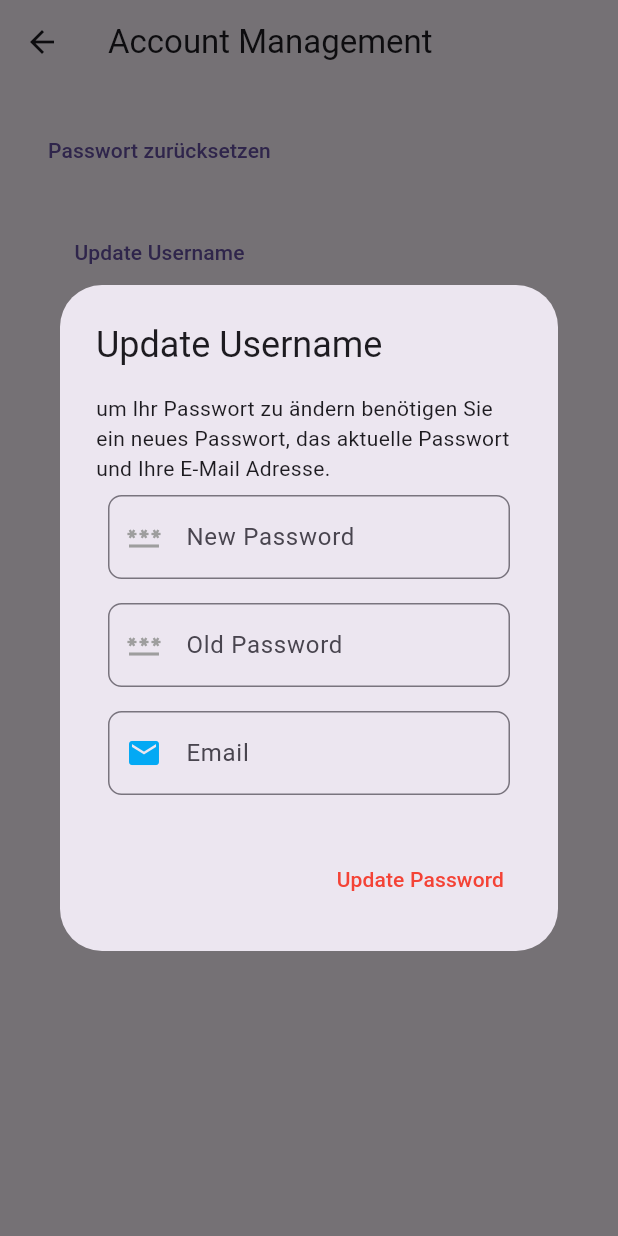
After one commit to erikherrmann1807/fuzzy-guacamole, a Flutter app: the AccountManagementScreen screen opened by its route, after a tap on "Passwort ändern", on a phone screen of 412 x 824 dp. The commit adds this screen. Run offline on Flutter 3.47's test engine with Material 3 defaults, Android fonts, the phone set to English and light mode, and no system bars; our stand-ins replace cloud_firestore, firebase_auth, firebase_core, form_field_validator, syncfusion_flutter_calendar; accounts and stored records are empty.

Commit message:
Adds account management screen
Implements account management screen with options to reset password, update username, delete account and update password.

This provides users with more control over their account and enhances security.

```diff
--- /dev/null
+++ b/lib/accountmanagement/account_management_screen.dart
@@ -0,0 +1,49 @@
+library;
+
+import 'package:flutter/material.dart';
+import 'package:form_field_validator/form_field_validator.dart';
+import 'package:fuzzy_guacamole/services/auth_service.dart';
+
+import '../services/database_service.dart';
+
+part 'reset_password.dart';
+part 'update_username.dart';
+part 'delete_account.dart';
+part 'update_password.dart';
+
+class AccountManagementScreen extends StatelessWidget {
+  AccountManagementScreen({super.key});
+  final ScrollController scrollController = ScrollController();
+
+  @override
+  Widget build(BuildContext context) {
+    return Scaffold(
+      appBar: AppBar(title: const Text('Account Management')),
+      body: SingleChildScrollView(
+        controller: scrollController,
+        child: Padding(
+          padding: const EdgeInsets.all(20.0),
+          child: Column(
+            children: [
+              TextButton(
+                  child: Text('Passwort zurücksetzen'),
+                  onPressed: () => ResetPassword().resetPasswordDialog(context)),
+              SizedBox(height: 20.0),
+              TextButton(
+                  child: Text('Update Username'),
+                  onPressed: () => UpdateUsername().updateUsernameDialog(context)),
+              SizedBox(height: 20.0),
+              TextButton(
+                  child: Text('Delete Account'),
+                  onPressed: () => DeleteAccount().deleteAccountDialog(context)),
+              SizedBox(height: 20.0),
+              TextButton(
+                  child: Text('Passwort ändern'),
+                  onPressed: () => UpdatePassword().updatePasswordDialog(context)),
+            ],
+          ),
+        ),
+      ),
+    );
+  }
+}
--- /dev/null
+++ b/lib/accountmanagement/delete_account.dart
@@ -0,0 +1,82 @@
+part of 'account_management_screen.dart';
+
+class DeleteAccount {
+  final DatabaseService _databaseService = DatabaseService();
+  TextEditingController emailController = TextEditingController();
+  TextEditingController passwordController = TextEditingController();
+
+  Future<void> deleteAccountDialog(BuildContext ctx) async {
+    return showDialog<void>(context: ctx,
+        builder: (BuildContext context) {
+          return AlertDialog(
+            title: const Text('Delete Account'),
+            content: SingleChildScrollView(
+              child: ListBody(
+                children: [
+                  Text('Um Ihren Account zu löschen müssen Sie '
+                      'Ihre E-Mail und Ihr Passwort angeben.'),
+                  Padding(
+                    padding: const EdgeInsets.all(8.0),
+                    child: TextFormField(
+                      controller: emailController,
+                      validator: MultiValidator([
+                        RequiredValidator(errorText: 'Enter email address'),
+                        EmailValidator(errorText: 'Please correct email filled'),
+                      ]).call,
+                      decoration: InputDecoration(
+                        hintText: 'Email',
+                        labelText: 'Email',
+                        prefixIcon: Icon(Icons.email, color: Colors.lightBlue),
+                        errorStyle: TextStyle(fontSize: 18.0),
+                        border: OutlineInputBorder(
+                          borderSide: BorderSide(color: Colors.red),
+                          borderRadius: BorderRadius.all(Radius.circular(9.0)),
+                        ),
+                      ),
+                    ),
+                  ),
+                  Padding(
+                    padding: const EdgeInsets.all(8.0),
+                    child: TextFormField(
+                      controller: passwordController,
+                      validator: MultiValidator([
+                        RequiredValidator(errorText: 'Enter password'),
+                        PatternValidator(
+                          r"^(?=.*[A-Za-z])(?=.*\d)[A-Za-z\d]{8,}$",
+                          errorText:
+                          'Password muss contain minimum eight characters, '
+                              'at least one letter and one number',
+                        ),
+                      ]).call,
+                      decoration: InputDecoration(
+                        hintText: 'Password',
+                        labelText: 'Password',
+                        prefixIcon: Icon(Icons.password, color: Colors.grey),
+                        border: OutlineInputBorder(
+                          borderSide: BorderSide(color: Colors.red),
+                          borderRadius: BorderRadius.all(Radius.circular(9)),
+                        ),
+                      ),
+                    ),
+                  ),
+                ],
+              ),
+            ),
+            actions: [
+              TextButton(
+                child: const Text('Delete Account',
+                  style: TextStyle(
+                      color: Colors.red
+                  ),),
+                onPressed: () {
+                  authService.value.deleteAccount(email: emailController.text, password: passwordController.text);
+                  _databaseService.deleteMember();
+                  Navigator.of(context).pop();
+                },
+              )
+            ],
+          );
+        }
+    );
+  }
+}
--- /dev/null
+++ b/lib/accountmanagement/reset_password.dart
@@ -0,0 +1,34 @@
+part of 'account_management_screen.dart';
+
+class ResetPassword {
+
+Future<void> resetPasswordDialog(BuildContext ctx) async {
+    return showDialog<void>(context: ctx,
+        builder: (BuildContext context) {
+        return AlertDialog(
+          title: const Text('Passwort zurücksetzen'),
+          content: SingleChildScrollView(
+            child: ListBody(
+              children: [
+                Text('Um ihr Passwort zurückzusetzen wird Ihnen eine E-Mail '
+                    'mit einem Link zum Zurücksetzen zugeschickt.'),
+              ],
+            ),
+          ),
+          actions: [
+            TextButton(
+                child: const Text('Passwort zurücksetzen',
+                style: TextStyle(
+                  color: Colors.red
+                ),),
+                onPressed: () {
+                  authService.value.resetPassword(email: authService.value.currentUser!.email!);
+                  Navigator.of(context).pop();
+                },
+            )
+          ],
+        );
+        }
+    );
+  }
+}
--- /dev/null
+++ b/lib/accountmanagement/update_password.dart
@@ -0,0 +1,106 @@
+part of 'account_management_screen.dart';
+
+class UpdatePassword {
+  TextEditingController newPasswordController = TextEditingController();
+  TextEditingController oldPasswordController = TextEditingController();
+  TextEditingController emailController = TextEditingController();
+
+  Future<void> updatePasswordDialog(BuildContext ctx) async {
+    return showDialog<void>(context: ctx,
+        builder: (BuildContext context) {
+          return AlertDialog(
+            title: const Text('Update Username'),
+            content: SingleChildScrollView(
+              child: ListBody(
+                children: [
+                  Text('um Ihr Passwort zu ändern benötigen Sie '
+                      'ein neues Passwort, das aktuelle Passwort '
+                      'und Ihre E-Mail Adresse.'),
+                  Padding(
+                    padding: const EdgeInsets.all(8.0),
+                    child: TextFormField(
+                      controller: newPasswordController,
+                      validator: MultiValidator([
+                        RequiredValidator(errorText: 'Enter password'),
+                        PatternValidator(
+                          r"^(?=.*[A-Za-z])(?=.*\d)[A-Za-z\d]{8,}$",
+                          errorText:
+                          'Password muss contain minimum eight characters, '
+                              'at least one letter and one number',
+                        ),
+                      ]).call,
+                      decoration: InputDecoration(
+                        hintText: 'New Password',
+                        labelText: 'New Password',
+                        prefixIcon: Icon(Icons.password, color: Colors.grey),
+                        border: OutlineInputBorder(
+                          borderSide: BorderSide(color: Colors.red),
+                          borderRadius: BorderRadius.all(Radius.circular(9)),
+                        ),
+                      ),
+                    ),
+                  ),
+                  Padding(
+                    padding: const EdgeInsets.all(8.0),
+                    child: TextFormField(
+                      controller: newPasswordController,
+                      validator: MultiValidator([
+                        RequiredValidator(errorText: 'Enter password'),
+                        PatternValidator(
+                          r"^(?=.*[A-Za-z])(?=.*\d)[A-Za-z\d]{8,}$",
+                          errorText:
+                          'Password muss contain minimum eight characters, '
+                              'at least one letter and one number',
+                        ),
+                      ]).call,
+                      decoration: InputDecoration(
+                        hintText: 'Old Password',
+                        labelText: 'Old Password',
+                        prefixIcon: Icon(Icons.password, color: Colors.grey),
+                        border: OutlineInputBorder(
+                          borderSide: BorderSide(color: Colors.red),
+                          borderRadius: BorderRadius.all(Radius.circular(9)),
+                        ),
+                      ),
+                    ),
+                  ),
+                  Padding(
+                    padding: const EdgeInsets.all(8.0),
+                    child: TextFormField(
+                      controller: emailController,
+                      validator: MultiValidator([
+                        RequiredValidator(errorText: 'Enter email address'),
+                        EmailValidator(errorText: 'Please correct email filled'),
+                      ]).call,
+                      decoration: InputDecoration(
+                        hintText: 'Email',
+                        labelText: 'Email',
+                        prefixIcon: Icon(Icons.email, color: Colors.lightBlue),
+                        errorStyle: TextStyle(fontSize: 18.0),
+                        border: OutlineInputBorder(
+                          borderSide: BorderSide(color: Colors.red),
+                          borderRadius: BorderRadius.all(Radius.circular(9.0)),
+                        ),
+                      ),
+                    ),
+                  ),
+                ],
+              ),
+            ),
+            actions: [
+              TextButton(
+                child: const Text('Update Password',
+                  style: TextStyle(
+                      color: Colors.red
+                  ),),
+                onPressed: () {
+                  authService.value.resetPasswordFromCurrentPassword(currentPassword: oldPasswordController.text, newPassword: newPasswordController.text, email: emailController.text);
+                  Navigator.of(context).pop();
+                },
+              )
+            ],
+          );
+        }
+    );
+  }
+}
--- /dev/null
+++ b/lib/accountmanagement/update_username.dart
@@ -0,0 +1,64 @@
+part of 'account_management_screen.dart';
+
+class UpdateUsername {
+  TextEditingController usernameController = TextEditingController();
+  final DatabaseService _databaseService = DatabaseService();
+
+  Future<void> updateUsernameDialog(BuildContext ctx) async {
+    return showDialog<void>(context: ctx,
+        builder: (BuildContext context) {
+          return AlertDialog(
+            title: const Text('Update Username'),
+            content: SingleChildScrollView(
+              child: ListBody(
+                children: [
+                  Text('Geben Sie in folgendem Feld Ihren neuen Nutzernamen ein '
+                      'und bestätigen Sie die Änderung mit dem Button am Ende'),
+                  Padding(
+                    padding: const EdgeInsets.all(8.0),
+                    child: TextFormField(
+                      controller: usernameController,
+                      validator: MultiValidator([
+                        RequiredValidator(errorText: 'Enter Username'),
+                        PatternValidator(
+                          r"^(?=[a-zA-Z0-9._]{8,20}$)(?!.*[_.]{2})[^_.].*[^_.]$",
+                          errorText:
+                          'The Username needs to be 8-20 Characters long.\n'
+                              'No "_" or "." at the beginning.\n'
+                              'No "__" or "_." or "._" or ".." or " " inside.\n'
+                              'No "_" or "." at the end.',
+                        ),
+                      ]).call,
+                      decoration: InputDecoration(
+                        hintText: 'Username',
+                        labelText: 'Username',
+                        prefixIcon: Icon(Icons.person, color: Colors.lightBlue),
+                        errorStyle: TextStyle(fontSize: 18.0),
+                        border: OutlineInputBorder(
+                          borderSide: BorderSide(color: Colors.red),
+                          borderRadius: BorderRadius.all(Radius.circular(9.0)),
+                        ),
+                      ),
+                    ),
+                  ),
+                ],
+              ),
+            ),
+            actions: [
+              TextButton(
+                child: const Text('Update Username',
+                  style: TextStyle(
+                      color: Colors.red
+                  ),),
+                onPressed: () {
+                  authService.value.updateUsername(username: usernameController.text);
+                  _databaseService.updateMemberName(usernameController.text);
+                  Navigator.of(context).pop();
+                },
+              )
+            ],
+          );
+        }
+    );
+  }
+}
--- a/lib/auth/register_screen.dart
+++ b/lib/auth/register_screen.dart
@@ -58,7 +58,7 @@ class _RegisterScreenState extends State<RegisterScreen> {
                     decoration: InputDecoration(
                       hintText: 'Username',
                       labelText: 'Username',
-                      prefixIcon: Icon(Icons.email, color: Colors.lightBlue),
+                      prefixIcon: Icon(Icons.person, color: Colors.lightBlue),
                       errorStyle: TextStyle(fontSize: 18.0),
                       border: OutlineInputBorder(
                         borderSide: BorderSide(color: Colors.red),
@@ -143,7 +143,7 @@ class _RegisterScreenState extends State<RegisterScreen> {
 
   void register() async {
     try {
-      await authService.value.createAccount(email: emailController.text, password: passwordController.text);
+      await authService.value.createAccount(email: emailController.text, password: passwordController.text, displayName: usernameController.text);
       _databaseService.createMember(Member(userName: usernameController.text, email: emailController.text));
       popPage();
     } on FirebaseAuthException catch (e) {
--- a/lib/drawer.dart
+++ b/lib/drawer.dart
@@ -105,6 +105,11 @@ class _MyDrawerState extends State<MyDrawer> {
               Navigator.pushNamed(context, '/settingsScreen');
             },
           ),
+          ListTile(
+            leading: const Icon(Icons.manage_accounts_outlined),
+            title: const Text('Account Management'),
+            onTap: () => Navigator.pushNamed(context, '/accountManagementScreen'),
+          ),
           ListTile(leading: const Icon(Icons.help_outline_rounded), title: const Text('Hilfe'), onTap: () {}),
           const Divider(color: Colors.grey),
           ListTile(
--- a/lib/eventCalendar/calendar_screen.dart
+++ b/lib/eventCalendar/calendar_screen.dart
@@ -4,6 +4,7 @@ import 'package:flutter/material.dart';
 import 'package:fuzzy_guacamole/appointments/appointment_model.dart';
 import 'package:fuzzy_guacamole/constants/colors.dart';
 import 'package:fuzzy_guacamole/drawer.dart';
+import 'package:fuzzy_guacamole/services/auth_service.dart';
 import 'package:fuzzy_guacamole/services/database_service.dart';
 import 'package:intl/intl.dart';
 import 'package:syncfusion_flutter_calendar/calendar.dart';
@@ -48,7 +49,6 @@ class _EventCalendarScreenState extends State<EventCalendarScreen> {
         _events.notifyListeners(CalendarDataSourceAction.reset, meetings);
       });
     });
-    //currentView = CalendarView.month;
     _selectedAppointment = null;
     _selectedColorIndex = 0;
     _subject = '';
@@ -58,11 +58,11 @@ class _EventCalendarScreenState extends State<EventCalendarScreen> {
     super.initState();
   }
 
-  void loadUserName() async {
-    var username = await _databaseService.getUsername();
+  void loadUserName() {
+    var username = authService.value.currentUser?.displayName;
 
     setState(() {
-      _userName = username;
+      _userName = username!;
     });
   }
 
--- a/lib/main.dart
+++ b/lib/main.dart
@@ -1,6 +1,7 @@
 import 'package:cloud_firestore/cloud_firestore.dart';
 import 'package:flutter/material.dart';
 import 'package:flutter_localizations/flutter_localizations.dart';
+import 'package:fuzzy_guacamole/accountmanagement/account_management_screen.dart';
 import 'package:fuzzy_guacamole/auth/auth_layout.dart';
 import 'package:fuzzy_guacamole/auth/login_screen.dart';
 import 'package:fuzzy_guacamole/auth/register_screen.dart';
@@ -37,6 +38,7 @@ class MyApp extends StatelessWidget {
         '/eventCalendar': (context) => EventCalendarScreen(),
         '/registerScreen': (context) => RegisterScreen(),
         '/authLayout': (context) => AuthLayout(),
+        '/accountManagementScreen': (context) => AccountManagementScreen(),
       },
     );
   }
--- a/lib/services/auth_service.dart
+++ b/lib/services/auth_service.dart
@@ -14,8 +14,9 @@ class AuthService {
     return await firebaseAuth.signInWithEmailAndPassword(email: email, password: password);
   }
 
-  Future<UserCredential> createAccount({required String email, required String password}) async {
-    return await firebaseAuth.createUserWithEmailAndPassword(email: email, password: password);
+  Future<void> createAccount({required String email, required String password, required String displayName}) async {
+    await firebaseAuth.createUserWithEmailAndPassword(email: email, password: password);
+    await firebaseAuth.currentUser?.updateDisplayName(displayName);
   }
 
   Future<void> signOut() async {
--- a/lib/services/database_service.dart
+++ b/lib/services/database_service.dart
@@ -63,6 +63,14 @@ class DatabaseService {
     userRef.doc(authService.value.currentUser!.uid).set(member);
   }
 
+  void deleteMember() {
+    userRef.doc(authService.value.currentUser!.uid).delete();
+  }
+
+  void updateMemberName(String userName) async {
+    userRef.doc(authService.value.currentUser!.uid).update({'userName': userName});
+  }
+
   Future<String> getUsername() async {
     final documents = await userRef.where('email', isEqualTo: authService.value.currentUser?.email).get();
     final member = documents.docs.first.data() as Member;
```
Also changed, not shown: lib/settings/settingsmenu.dart (+0 -31 lines).
